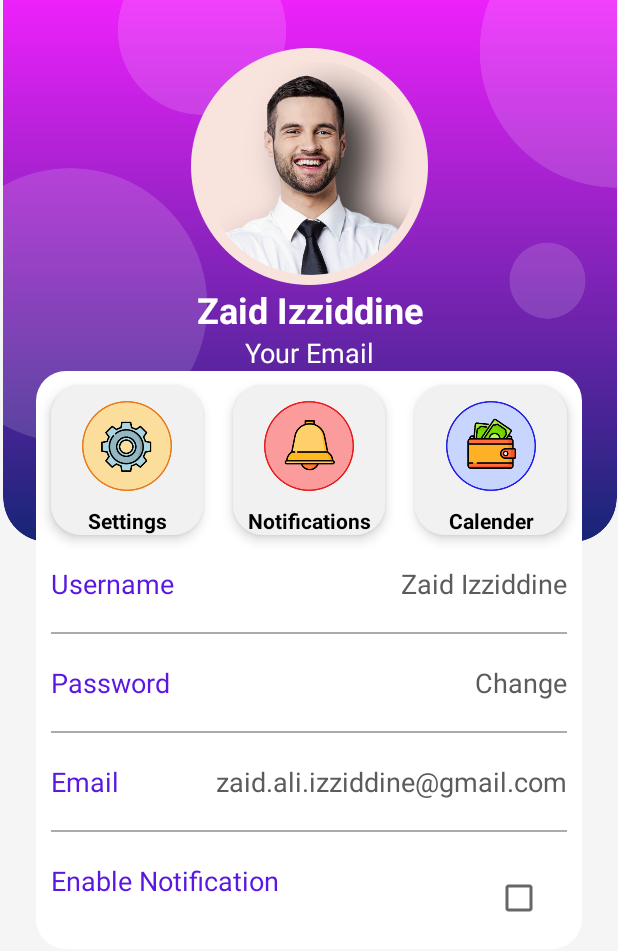
After one commit to Subject-Planner/Subject-Planner-App, an Android app: the ProfileActivity screen opened directly, with no data from a screen before it, on a phone screen of 412 x 824 dp. The commit adds this screen. Shown: the top 951 px of the screen. Run offline under Robolectric (Android 15) with nearby library versions, the phone set to English and light mode, and no system bars.

Commit message:
SP-17 Design User Profile Activity

```diff
--- a/app/src/main/java/com/demo/subjectplanner/activity/MainActivity.java
+++ b/app/src/main/java/com/demo/subjectplanner/activity/MainActivity.java
@@ -118,6 +118,12 @@ public class MainActivity extends AppCompatActivity implements NavigationView.On
             Intent goToCalendar = new Intent(MainActivity.this, Calendar.class);
             startActivity(goToCalendar);
         }
+        if (id == R.id.nav_profile) {
+            // Handle the Grades item click
+            Toast.makeText(this, "Go to Profile", Toast.LENGTH_LONG).show();
+            Intent goToProfile = new Intent(MainActivity.this, ProfileActivity.class);
+            startActivity(goToProfile);
+        }
 
         // Add more cases for other items if needed...
 
--- /dev/null
+++ b/app/src/main/java/com/demo/subjectplanner/activity/ProfileActivity.java
@@ -0,0 +1,16 @@
+package com.demo.subjectplanner.activity;
+
+import androidx.appcompat.app.AppCompatActivity;
+
+import android.os.Bundle;
+
+import com.demo.subjectplanner.R;
+
+public class ProfileActivity extends AppCompatActivity {
+
+    @Override
+    protected void onCreate(Bundle savedInstanceState) {
+        super.onCreate(savedInstanceState);
+        setContentView(R.layout.activity_profile);
+    }
+}
--- /dev/null
+++ b/app/src/main/res/drawable/top_button_background.xml
@@ -0,0 +1,10 @@
+<?xml version="1.0" encoding="utf-8"?>
+<selector xmlns:android="http://schemas.android.com/apk/res/android">
+<item>
+    <shape android:shape="rectangle">
+        <solid android:color="#f1f1f1"/>
+        <corners android:radius="20dp"/>
+
+    </shape>
+</item>
+</selector>
--- /dev/null
+++ b/app/src/main/res/drawable/white_background.xml
@@ -0,0 +1,10 @@
+<?xml version="1.0" encoding="utf-8"?>
+<selector xmlns:android="http://schemas.android.com/apk/res/android">
+<item>
+    <shape android:shape="rectangle">
+        <solid android:color="#ffffff"/>
+        <corners android:radius="20dp"/>
+
+    </shape>
+</item>
+</selector>
--- /dev/null
+++ b/app/src/main/res/layout/activity_profile.xml
@@ -0,0 +1,283 @@
+<?xml version="1.0" encoding="utf-8"?>
+<androidx.constraintlayout.widget.ConstraintLayout xmlns:android="http://schemas.android.com/apk/res/android"
+    xmlns:app="http://schemas.android.com/apk/res-auto"
+    xmlns:tools="http://schemas.android.com/tools"
+    android:layout_width="match_parent"
+    android:layout_height="match_parent"
+    android:background="#f5f5f5"
+    tools:context=".activity.ProfileActivity">
+
+    <ImageView
+        android:id="@+id/imageView4"
+        android:layout_width="416dp"
+        android:layout_height="361dp"
+        app:layout_constraintEnd_toEndOf="parent"
+        app:layout_constraintStart_toStartOf="parent"
+        app:layout_constraintTop_toTopOf="parent"
+        app:srcCompat="@drawable/top_background" />
+
+    <ImageView
+        android:id="@+id/imageView7"
+        android:layout_width="166dp"
+        android:layout_height="158dp"
+        android:layout_marginTop="32dp"
+        app:layout_constraintEnd_toEndOf="parent"
+        app:layout_constraintStart_toStartOf="parent"
+        app:layout_constraintTop_toTopOf="@+id/imageView4"
+        app:srcCompat="@drawable/profile" />
+
+    <TextView
+        android:id="@+id/textView"
+        android:layout_width="wrap_content"
+        android:layout_height="wrap_content"
+        android:text="Zaid Izziddine"
+        android:textColor="#FFFFFF"
+        android:textSize="24sp"
+        android:textStyle="bold"
+        app:layout_constraintEnd_toEndOf="@+id/imageView7"
+        app:layout_constraintStart_toStartOf="@+id/imageView7"
+        app:layout_constraintTop_toBottomOf="@+id/imageView7" />
+
+    <TextView
+        android:id="@+id/textView8"
+        android:layout_width="wrap_content"
+        android:layout_height="wrap_content"
+        android:text="Your Email"
+        android:textColor="#FFFFFF"
+        android:textSize="18sp"
+        app:layout_constraintEnd_toEndOf="@+id/textView"
+        app:layout_constraintStart_toStartOf="@+id/textView"
+        app:layout_constraintTop_toBottomOf="@+id/textView" />
+
+    <LinearLayout
+        android:layout_width="match_parent"
+        android:layout_height="wrap_content"
+        android:layout_marginStart="24dp"
+        android:layout_marginEnd="24dp"
+        android:background="@drawable/white_background"
+        android:orientation="vertical"
+        app:layout_constraintEnd_toEndOf="parent"
+        app:layout_constraintStart_toStartOf="parent"
+        app:layout_constraintTop_toBottomOf="@+id/textView8">
+
+        <LinearLayout
+            android:layout_width="match_parent"
+            android:layout_height="match_parent"
+            android:orientation="horizontal">
+
+            <LinearLayout
+                android:layout_width="wrap_content"
+                android:layout_height="wrap_content"
+                android:layout_margin="10dp"
+                android:layout_weight="1"
+                android:background="@drawable/top_button_background"
+                android:elevation="5dp"
+                android:orientation="vertical">
+                <ImageView
+                    android:id="@+id/profileSettingIcon"
+                    android:layout_width="match_parent"
+                    android:layout_height="60dp"
+                    android:layout_margin="10dp"
+                    tools:src="@tools:sample/avatars"
+                    app:srcCompat="@drawable/ic_1" />
+
+
+                <TextView
+                    android:id="@+id/settingTextView"
+                    android:layout_width="match_parent"
+                    android:layout_height="wrap_content"
+                    android:text="Settings"
+                    android:textAlignment="center"
+                    android:textColor="#000000"
+                    android:textSize="14sp"
+                    android:textStyle="bold" />
+            </LinearLayout>
+
+            <LinearLayout
+                android:layout_width="wrap_content"
+                android:layout_height="wrap_content"
+                android:layout_margin="10dp"
+                android:layout_weight="1"
+                android:background="@drawable/top_button_background"
+                android:elevation="5dp"
+                android:orientation="vertical">
+
+                <ImageView
+                    android:id="@+id/profileNotificationsIcon"
+                    android:layout_width="match_parent"
+                    android:layout_height="60dp"
+                    android:layout_margin="10dp"
+                    tools:src="@tools:sample/avatars"
+                    app:srcCompat="@drawable/ic_2" />
+
+
+                <TextView
+                    android:id="@+id/notificationText"
+                    android:layout_width="match_parent"
+                    android:layout_height="wrap_content"
+                    android:text="Notifications"
+                    android:textAlignment="center"
+                    android:textColor="#000000"
+                    android:textSize="14sp"
+                    android:textStyle="bold" />
+            </LinearLayout>
+
+            <LinearLayout
+                android:layout_width="wrap_content"
+                android:layout_height="wrap_content"
+                android:layout_margin="10dp"
+                android:layout_weight="1"
+                android:background="@drawable/top_button_background"
+                android:elevation="5dp"
+                android:orientation="vertical">
+
+                <ImageView
+                    android:id="@+id/profileBioIcon"
+                    android:layout_width="match_parent"
+                    android:layout_height="60dp"
+                    android:layout_margin="10dp"
+                    tools:src="@tools:sample/avatars"
+                    app:srcCompat="@drawable/ic_3" />
+
+
+                <TextView
+                    android:id="@+id/textView9"
+                    android:layout_width="match_parent"
+                    android:layout_height="wrap_content"
+                    android:text="Calender"
+                    android:textAlignment="center"
+                    android:textColor="#000000"
+                    android:textSize="14sp"
+                    android:textStyle="bold" />
+            </LinearLayout>
+        </LinearLayout>
+
+        <LinearLayout
+            android:layout_width="match_parent"
+            android:layout_height="match_parent"
+            android:layout_margin="10dp"
+            android:orientation="horizontal">
+
+            <TextView
+                android:id="@+id/usernameFixedTextView"
+                android:layout_width="wrap_content"
+                android:layout_height="wrap_content"
+                android:layout_weight="1"
+                android:text="Username"
+                android:textColor="#5917e1"
+                android:textSize="18sp" />
+
+            <TextView
+                android:id="@+id/usernameReplacedTextView"
+                android:layout_width="wrap_content"
+                android:layout_height="wrap_content"
+                android:layout_weight="1"
+                android:text="Zaid Izziddine"
+                android:textAlignment="viewEnd"
+                android:textColor="#5b5b5b"
+                android:textSize="18sp" />
+        </LinearLayout>
+        <androidx.appcompat.widget.AppCompatImageView
+            android:id="@+id/appCompatImageView7"
+            android:layout_width="match_parent"
+            android:layout_height="1dp"
+            android:layout_margin="10dp"
+            android:alpha="0.5"
+            android:background="#585858" />
+
+        <LinearLayout
+            android:layout_width="match_parent"
+            android:layout_height="match_parent"
+            android:layout_margin="10dp"
+            android:orientation="horizontal">
+
+            <TextView
+                android:id="@+id/passwordFixedTextView"
+                android:layout_width="wrap_content"
+                android:layout_height="wrap_content"
+                android:layout_weight="1"
+                android:text="Password"
+                android:textColor="#5917e1"
+                android:textSize="18sp" />
+
+            <TextView
+                android:id="@+id/replacedPasswordTextView"
+                android:layout_width="wrap_content"
+                android:layout_height="wrap_content"
+                android:layout_weight="1"
+                android:text="Change"
+                android:textAlignment="viewEnd"
+                android:textColor="#5b5b5b"
+                android:textSize="18sp" />
+        </LinearLayout>
+
+        <androidx.appcompat.widget.AppCompatImageView
+            android:id="@+id/appCompatImageView3"
+            android:layout_width="match_parent"
+            android:layout_height="1dp"
+            android:layout_margin="10dp"
+            android:alpha="0.5"
+            android:background="#585858" />
+
+
+        <LinearLayout
+            android:layout_width="match_parent"
+            android:layout_height="match_parent"
+            android:layout_margin="10dp"
+            android:orientation="horizontal">
+
+            <TextView
+                android:id="@+id/emailFixedTextView"
+                android:layout_width="wrap_content"
+                android:layout_height="wrap_content"
+                android:layout_weight="1"
+                android:textSize="18sp"
+                android:textColor="#5917e1"
+                android:text="Email" />
+
+            <TextView
+                android:id="@+id/emailReplacedTextView"
+                android:layout_width="wrap_content"
+                android:layout_height="wrap_content"
+                android:layout_weight="1"
+                android:textSize="18sp"
+                android:textColor="#5b5b5b"
+                android:textAlignment="viewEnd"
+                android:text="zaid.ali.izziddine@gmail.com" />
+        </LinearLayout>
+
+        <androidx.appcompat.widget.AppCompatImageView
+            android:id="@+id/appCompatImageView6"
+            android:layout_width="match_parent"
+            android:layout_height="1dp"
+            android:layout_margin="10dp"
+            android:alpha="0.5"
+            android:background="#585858" />
+        <LinearLayout
+            android:layout_width="match_parent"
+            android:layout_height="match_parent"
+            android:layout_margin="10dp"
+            android:orientation="horizontal">
+
+            <TextView
+                android:id="@+id/enableNotificationText"
+                android:layout_width="wrap_content"
+                android:layout_height="wrap_content"
+                android:layout_weight="1"
+                android:textSize="18sp"
+                android:textColor="#5917e1"
+                android:text="Enable Notification" />
+
+            <CheckBox
+                android:id="@+id/notificationCheckbox"
+                android:layout_width="48dp"
+                android:layout_height="48dp"
+                android:layout_gravity="end"
+
+                android:textColor="#5b5b5b"
+                android:textSize="18sp" />
+        </LinearLayout>
+
+    </LinearLayout>
+
+</androidx.constraintlayout.widget.ConstraintLayout>
```
Also changed, not shown: app/src/main/AndroidManifest.xml (+6 -2 lines), app/src/main/res/drawable/ic_1.png (added), app/src/main/res/drawable/ic_2.png (added), app/src/main/res/drawable/ic_3.png (added), app/src/main/res/drawable/profile.png (added), app/src/main/res/drawable/top_background.png (added).
